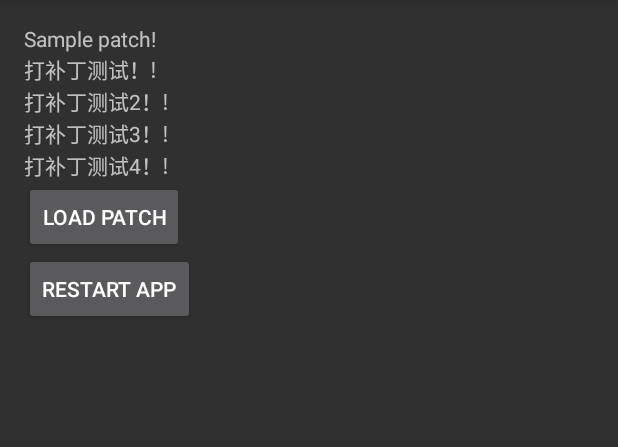
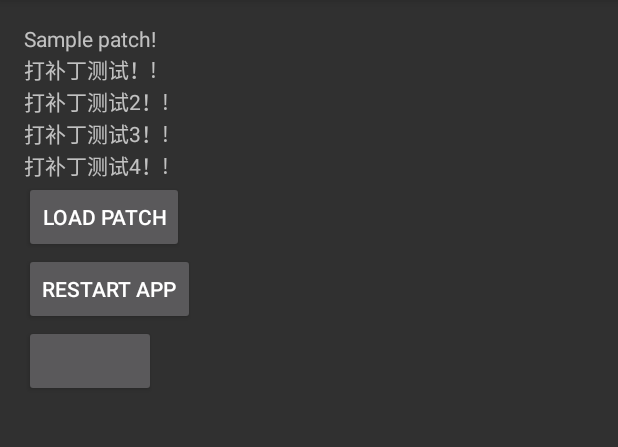
Before and after one commit to haibinpark/tinkerdemo, an Android app: the screen it shows after launch (MainActivity), on a phone screen of 412 x 824 dp, the part 84-531 px from its top. Run offline under Robolectric (Android 15) with nearby library versions, the phone set to English and light mode, and no system bars; libraries missing offline, so code that uses them is left out: com.tencent.tinker.

Commit message:
解决tinker动态更新的问题

```diff
--- a/app/build.gradle
+++ b/app/build.gradle
@@ -151,11 +151,11 @@ ext {
 
     //for normal build
     //old apk file to build patch apk
-    tinkerOldApkPath = "${bakPath}/app-debug-1125-17-40-21.apk"
+    tinkerOldApkPath = "${bakPath}/app-debug-1128-18-12-15.apk"
     //proguard mapping file to build patch apk
 //    tinkerApplyMappingPath = "${bakPath}/app-debug-1018-17-32-47-mapping.txt"
     //resource R.txt to build patch apk, must input if there is resource changed
-    tinkerApplyResourcePath = "${bakPath}/app-debug-1125-17-40-21-R.txt"
+    tinkerApplyResourcePath = "${bakPath}/app-debug-1128-18-12-15-R.txt"
 
     //only use for build all flavor, if not, just ignore this field
     //tinkerBuildFlavorDirectory = "${bakPath}/app-1018-17-32-47"
--- a/app/src/main/AndroidManifest.xml
+++ b/app/src/main/AndroidManifest.xml
@@ -30,9 +30,11 @@
             android:enabled="true"
             android:exported="true">
             <intent-filter>
-                <action android:name="RESTART"/>
+                <action android:name="RESTART" />
             </intent-filter>
         </receiver>
+
+        <activity android:name=".display.TestActivity"></activity>
     </application>
 
 </manifest>
--- a/app/src/main/java/com/wkllme/llmwithtinker/MainActivity.java
+++ b/app/src/main/java/com/wkllme/llmwithtinker/MainActivity.java
@@ -12,14 +12,27 @@ import android.widget.Button;
 import android.widget.Toast;
 
 import com.tencent.tinker.lib.tinker.TinkerInstaller;
+import com.wkllme.llmwithtinker.display.TestActivity;
 
 public class MainActivity extends AppCompatActivity {
+
+    Button start_new_activity;
+
+
 
     @Override
     protected void onCreate(Bundle savedInstanceState) {
         super.onCreate(savedInstanceState);
         setContentView(R.layout.activity_main);
         Button loadPatch = (Button) findViewById(R.id.loadPatch);
+        start_new_activity = (Button) findViewById(R.id.start_new_activity);
+        start_new_activity.setOnClickListener(new View.OnClickListener() {
+            @Override
+            public void onClick(View view) {
+                Intent intent = new Intent(MainActivity.this, TestActivity.class);
+                startActivity(intent);
+            }
+        });
         loadPatch.setOnClickListener(new View.OnClickListener() {
             @Override
             public void onClick(View view) {
--- a/app/src/main/java/com/wkllme/llmwithtinker/display/TestActivity.java
+++ b/app/src/main/java/com/wkllme/llmwithtinker/display/TestActivity.java
@@ -2,6 +2,8 @@ package com.wkllme.llmwithtinker.display;
 
 import android.support.v7.app.AppCompatActivity;
 import android.os.Bundle;
+
+import com.wkllme.llmwithtinker.R;
 
 public class TestActivity extends AppCompatActivity {
 
--- a/app/src/main/res/layout/activity_main.xml
+++ b/app/src/main/res/layout/activity_main.xml
@@ -50,4 +50,9 @@
         android:layout_alignParentStart="true"
         android:layout_below="@+id/textView"
         android:text="restart app"/>
+
+    <Button
+        android:id="@+id/start_new_activity"
+        android:layout_width="wrap_content"
+        android:layout_height="wrap_content" />
 </LinearLayout>
```
Also changed, not shown: app/src/main/res/layout/activity_test.xml (+7 -2 lines), 1 other file.
